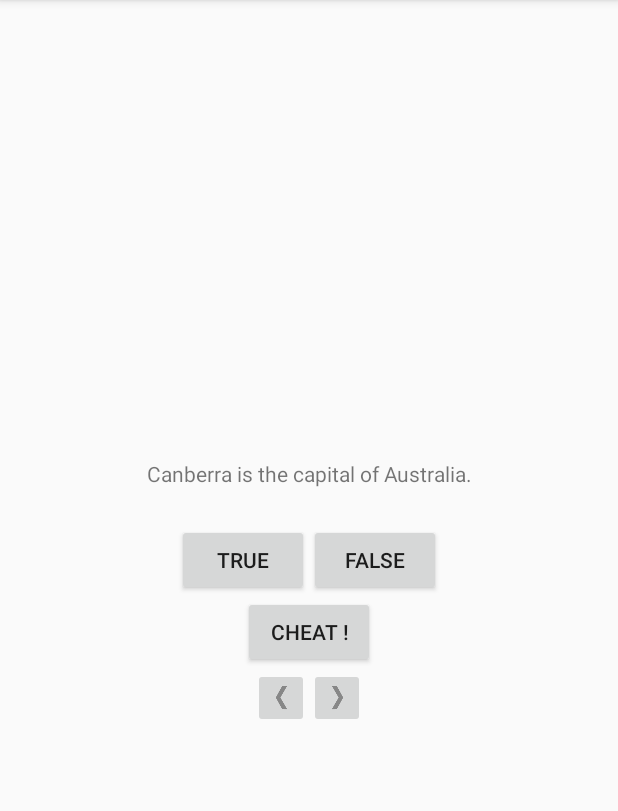
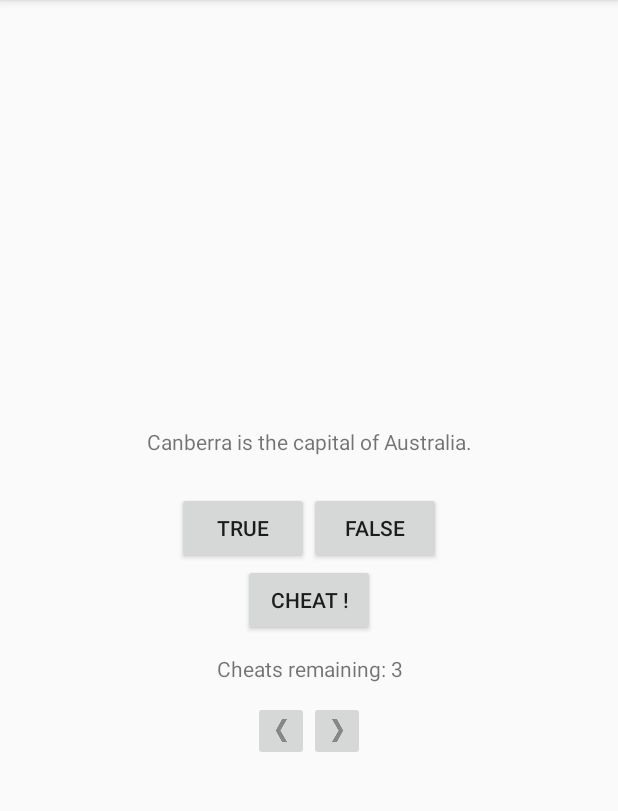
Before and after one commit to v43d3rm4k4r/BigNerdRanchAndroid, an Android app: the screen it shows after launch (MainActivity), on a phone screen of 412 x 824 dp, the part 84-895 px from its top. Run offline under Robolectric (Android 15) with nearby library versions, the phone set to English and light mode, and no system bars.

Commit message:
Update cheating functionality

```diff
--- a/GeoQuiz/app/src/main/java/com/bignardranch/android/MainActivity.kt
+++ b/GeoQuiz/app/src/main/java/com/bignardranch/android/MainActivity.kt
@@ -1,6 +1,6 @@
 package com.bignardranch.android
 
-//import android.content.res.Configuration.ORIENTATION_LANDSCAPE
+import android.annotation.SuppressLint
 import android.app.Activity
 import android.os.Bundle
 import android.util.Log
@@ -12,6 +12,7 @@ import android.widget.Toast
 import androidx.activity.result.contract.ActivityResultContracts
 import androidx.activity.viewModels
 import androidx.appcompat.app.AppCompatActivity
+import androidx.core.app.ActivityOptionsCompat
 import androidx.core.os.bundleOf
 
 import com.bignardranch.android.geoquiz.CheckedQuestion
@@ -27,10 +28,11 @@ class MainActivity : AppCompatActivity() {
     private lateinit var trueButton: Button
     private lateinit var falseButton: Button
     private lateinit var cheatButton: Button
+    private lateinit var cheatsRemainingTextView: TextView
     private lateinit var prevButton: View // ImageButton in activity_main.xml and Button in land-activity_main.xml
     private lateinit var nextButton: View //
 
-    private val viewModel: GeoQuizViewModel by viewModels() // TODO: see delegates
+    private val viewModel: GeoQuizViewModel by viewModels()
 
     // Must call before STARTED Activity state ("LifecycleOwners must call register before they are STARTED")
     private val cheatActivityLauncher = registerForActivityResult(ActivityResultContracts.StartActivityForResult()) { result ->
@@ -39,7 +41,11 @@ class MainActivity : AppCompatActivity() {
             val isCheated = result.data?.getBooleanExtra(
                 EXTRA_ANSWER_SHOWN, false
             ) ?: false
-            if (isCheated) viewModel.setCurrentAnswerCheated()
+            if (isCheated) {
+                viewModel.setCurrentAnswerCheated()
+                updateCheatsRemainingTextView()
+                if (viewModel.isCheatedLimitReached) cheatButton.isEnabled = false
+            }
         }
     }
 
@@ -62,6 +68,7 @@ class MainActivity : AppCompatActivity() {
             viewModel.checkedAnswers =
                 it.getParcelableArrayList<CheckedQuestion>("checkedAnswers")?.toMutableList()
                     ?: mutableListOf()
+            viewModel.cheatedAnswers = it.getInt("cheatedAnswers", 0)
             // TODO: Add all properties
         }
 
@@ -69,6 +76,7 @@ class MainActivity : AppCompatActivity() {
         trueButton = findViewById(R.id.true_button)
         falseButton = findViewById(R.id.false_button)
         cheatButton = findViewById(R.id.cheat_button)
+        cheatsRemainingTextView = findViewById(R.id.cheats_remaining_text_view)
         prevButton = findViewById(R.id.prev_button)
         nextButton = findViewById(R.id.next_button)
 
@@ -80,9 +88,12 @@ class MainActivity : AppCompatActivity() {
             checkAnswer(false)
         }
 
-        cheatButton.setOnClickListener {
-            cheatActivityLauncher.launch(CheatActivity.newIntent(this, viewModel.currentQuestionAnswer))
+        cheatButton.setOnClickListener { view ->
+            val options = ActivityOptionsCompat.makeClipRevealAnimation(view, 0, 0, view.width, view.height)
+            cheatActivityLauncher.launch(CheatActivity.newIntent(this, viewModel.currentQuestionAnswer), options)
         }
+
+        updateCheatsRemainingTextView()
 
         prevButton.setOnClickListener {
             showPrevQuestion()
@@ -116,7 +127,10 @@ class MainActivity : AppCompatActivity() {
         questionTextView.setText(viewModel.currentQuestionText)
         (!viewModel.isCurrentAnswerChecked).let {
             setAnswerButtonsEnabled(it)
-            setCheatButtonEnabled(it)
+            if (!viewModel.isCheatedLimitReached)
+                setCheatButtonEnabled(it)
+            else
+                setCheatButtonEnabled(false)
         }
     }
 
@@ -166,6 +180,12 @@ class MainActivity : AppCompatActivity() {
 
     private fun setCheatButtonEnabled(enabled: Boolean) { cheatButton.isEnabled = enabled }
 
+    @SuppressLint("SetTextI18n")
+    fun updateCheatsRemainingTextView() {
+        cheatsRemainingTextView.text = resources.getString(R.string.cheats_remaining) +
+                " ${viewModel.cheatsRemaining}"
+    }
+
     override fun onSaveInstanceState(savedInstanceState: Bundle) {
         super.onSaveInstanceState(savedInstanceState)
         Log.d(TAG, "onSaveInstanceState() called")
@@ -173,7 +193,8 @@ class MainActivity : AppCompatActivity() {
             bundleOf(                                   // TODO: use delegates for keys
                 "currentQuestion" to viewModel.currentQuestion,
                 "correctAnswers" to viewModel.correctAnswers,
-                "checkedAnswers" to viewModel.checkedAnswers.toMutableList()
+                "checkedAnswers" to viewModel.checkedAnswers.toMutableList(),
+                "cheatedAnswers" to viewModel.cheatedAnswers
             )
         )
     }
--- a/GeoQuiz/app/src/main/java/com/bignardranch/android/geoquiz/GeoQuizViewModel.kt
+++ b/GeoQuiz/app/src/main/java/com/bignardranch/android/geoquiz/GeoQuizViewModel.kt
@@ -2,7 +2,9 @@ package com.bignardranch.android.geoquiz
 
 import android.util.Log
 import androidx.lifecycle.ViewModel
+
 import com.bignardranch.android.R
+
 
 private const val TAG = "GeoQuizViewModel"
 
@@ -37,8 +39,14 @@ class GeoQuizViewModel : ViewModel() {
     val isAnyAnswersCheated: Boolean get() = checkedAnswers.any { it.isCheated }
     val currentQuestionAnswer: Boolean get() = questions[currentQuestion].answer
     val currentQuestionText: Int get() = questions[currentQuestion].textResId
+    val cheatsRemaining: Int get() = CHEATED_ANSWERS_LIMIT - cheatedAnswers
+    val isCheatedLimitReached: Boolean get() = cheatsRemaining == 0
 
     override fun onCleared() {
         Log.d(TAG, "$TAG.onCleared() called")
     }
+
+    companion object {
+        const val CHEATED_ANSWERS_LIMIT = 3
+    }
 }
--- a/GeoQuiz/app/src/main/res/layout-land/activity_main.xml
+++ b/GeoQuiz/app/src/main/res/layout-land/activity_main.xml
@@ -39,6 +39,14 @@
         android:layout_gravity="center_horizontal|bottom"
         android:text="@string/cheat_button" />
 
+    <TextView
+        android:id="@+id/cheats_remaining_text_view"
+        android:layout_width="440dp"
+        android:layout_height="114dp"
+        android:layout_gravity="bottom|end"
+        android:padding="12dp"
+        tools:text="@string/cheats_remaining" />
+
     <Button
         android:id="@+id/prev_button"
         android:text="@string/prev_button"
--- a/GeoQuiz/app/src/main/res/layout/activity_main.xml
+++ b/GeoQuiz/app/src/main/res/layout/activity_main.xml
@@ -40,6 +40,14 @@
         android:layout_gravity="bottom|center_horizontal"
         android:text="@string/cheat_button" />
 
+    <TextView
+        android:id="@+id/cheats_remaining_text_view"
+        android:layout_width="wrap_content"
+        android:layout_height="wrap_content"
+        android:gravity="center"
+        android:padding="12dp"
+        tools:text="@string/cheats_remaining" />
+
     <LinearLayout
         android:layout_width="wrap_content"
         android:layout_height="wrap_content"
--- a/GeoQuiz/app/src/main/res/values/strings.xml
+++ b/GeoQuiz/app/src/main/res/values/strings.xml
@@ -18,4 +18,6 @@
     <string name="judgment_toast">Cheating is wrong.</string>
     <string name="previous_button_description">Previous button</string>
     <string name="next_button_description">Next button</string>
+    <string name="api_level">API Level</string>
+    <string name="cheats_remaining">Cheats remaining:</string>
 </resources>
```
Also changed, not shown: GeoQuiz/app/src/main/java/com/bignardranch/android/CheatActivity.kt (+12 -0 lines), GeoQuiz/app/src/main/res/layout/activity_cheat.xml (+8 -0 lines).
